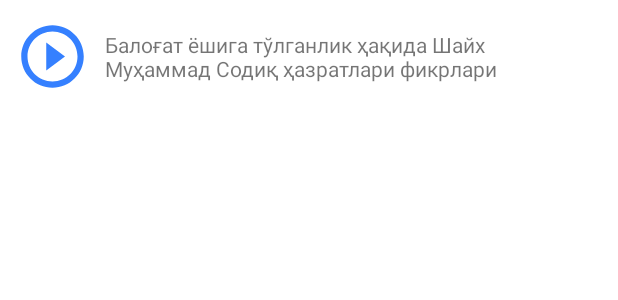
After one commit to Abdulaziz-android/Qazo, an Android app: the layout dialog_player.xml on its own in the app's theme, with its tools: preview values and no code run, on a phone screen of 412 x 824 dp. The commit adds this screen. Shown: the top 300 px of the screen. Run offline under Robolectric (Android 15) with nearby library versions, the phone set to English and light mode, and no system bars.

Commit message:
player add

```diff
--- /dev/null
+++ b/app/src/main/res/layout/dialog_player.xml
@@ -0,0 +1,22 @@
+<?xml version="1.0" encoding="utf-8"?>
+<LinearLayout xmlns:android="http://schemas.android.com/apk/res/android"
+    android:layout_width="match_parent"
+    android:layout_height="wrap_content"
+    android:gravity="center_vertical"
+    android:orientation="horizontal"
+    android:padding="10dp">
+
+    <ImageView
+        android:id="@+id/play_iv"
+        android:layout_width="50dp"
+        android:layout_height="50dp"
+        android:src="@drawable/ic_baseline_play_circle_outline_24" />
+
+    <TextView
+        android:layout_width="wrap_content"
+        android:layout_height="wrap_content"
+        android:padding="10dp"
+        android:text="Балоғат ёшига тўлганлик ҳақида Шайх Муҳаммад Содиқ ҳазратлари фикрлари" />
+
+
+</LinearLayout>
```
Also changed, not shown: app/src/main/java/uz/mnsh/qazo/presentation/welcome/adapter/PagerAdapter.kt (+4 -4 lines), app/src/main/java/uz/mnsh/qazo/presentation/welcome/data_collect_screen/page/DatePage.kt (+39 -41 lines), app/src/main/java/uz/mnsh/qazo/presentation/welcome/data_collect_screen/page/GenderPage.kt (+0 -27 lines), app/src/main/java/uz/mnsh/qazo/presentation/welcome/data_collect_screen/page/PrayerPage.kt (+2 -26 lines), 1 other file.
